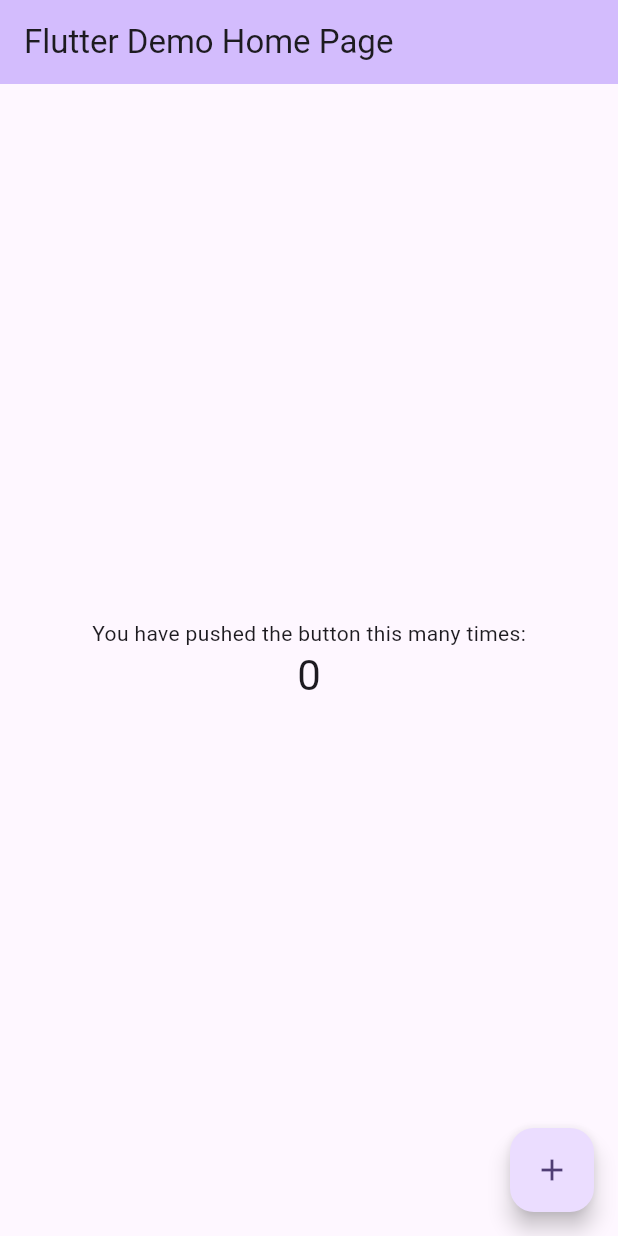
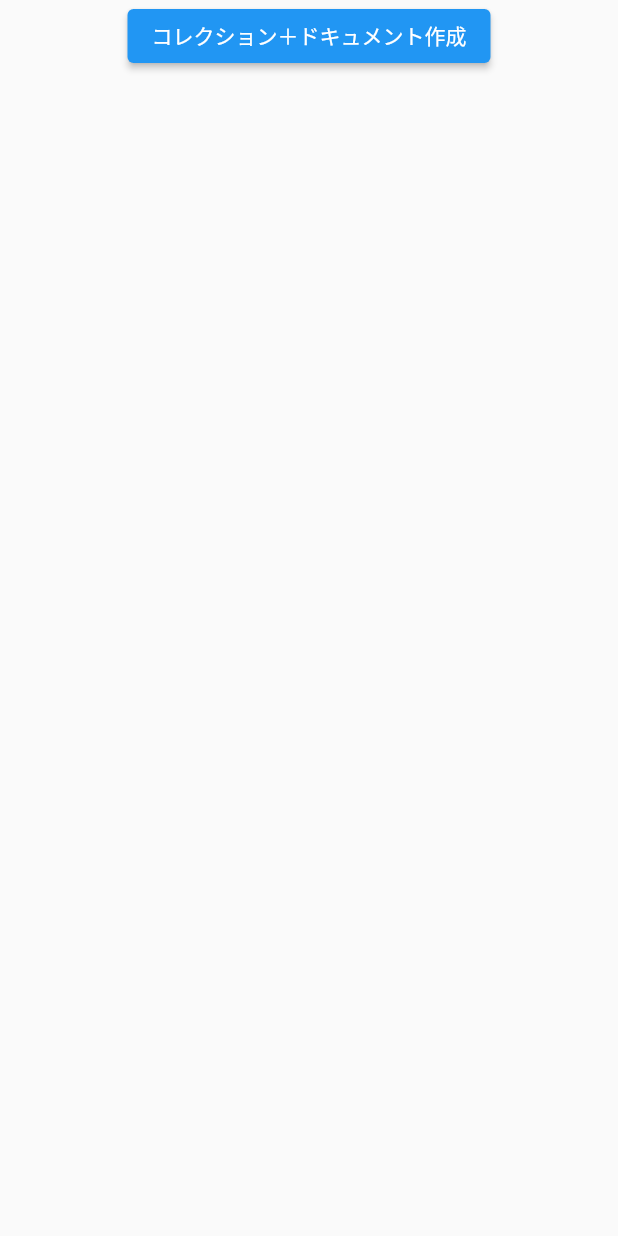
Before and after one commit to Aodai3120004/flutter11, a Flutter app: the screen it shows after launch, on a phone screen of 412 x 824 dp. Run offline on Flutter 3.47's test engine with Material 2 defaults, Android fonts, the phone set to English and light mode, and no system bars; our stand-ins replace cloud_firestore, firebase_core; accounts and stored records are empty; statements that could not run were skipped.

Commit message:
二度目のコミット（サンプルコード）

```diff
--- a/lib/main.dart
+++ b/lib/main.dart
@@ -1,125 +1,63 @@
+import 'package:cloud_firestore/cloud_firestore.dart';
+import 'package:firebase_core/firebase_core.dart';
 import 'package:flutter/material.dart';
+import 'config/key.dart';
 
-void main() {
-  runApp(const MyApp());
+Future<void> main() async {
+  WidgetsFlutterBinding.ensureInitialized();
+  await Firebase.initializeApp(
+    options: FirebaseOptions(
+      apiKey: fb_apiKey,
+      authDomain: fb_authDomain,
+      projectId: fb_projectId,
+      storageBucket: fb_storageBucket,
+      messagingSenderId: fb_messagingSenderId,
+      appId: fb_appId,
+    ),
+  );
+  runApp(MyApp());
 }
 
 class MyApp extends StatelessWidget {
-  const MyApp({super.key});
-
-  // This widget is the root of your application.
   @override
   Widget build(BuildContext context) {
     return MaterialApp(
+      debugShowCheckedModeBanner: false,
       title: 'Flutter Demo',
       theme: ThemeData(
-        // This is the theme of your application.
-        //
-        // TRY THIS: Try running your application with "flutter run". You'll see
-        // the application has a blue toolbar. Then, without quitting the app,
-        // try changing the seedColor in the colorScheme below to Colors.green
-        // and then invoke "hot reload" (save your changes or press the "hot
-        // reload" button in a Flutter-supported IDE, or press "r" if you used
-        // the command line to start the app).
-        //
-        // Notice that the counter didn't reset back to zero; the application
-        // state is not lost during the reload. To reset the state, use hot
-        // restart instead.
-        //
-        // This works for code too, not just values: Most code changes can be
-        // tested with just a hot reload.
-        colorScheme: ColorScheme.fromSeed(seedColor: Colors.deepPurple),
-        useMaterial3: true,
+        primarySwatch: Colors.blue,
+        visualDensity: VisualDensity.adaptivePlatformDensity,
       ),
-      home: const MyHomePage(title: 'Flutter Demo Home Page'),
+      home: MyFirestorePage(),
     );
   }
 }
 
-class MyHomePage extends StatefulWidget {
-  const MyHomePage({super.key, required this.title});
-
-  // This widget is the home page of your application. It is stateful, meaning
-  // that it has a State object (defined below) that contains fields that affect
-  // how it looks.
-
-  // This class is the configuration for the state. It holds the values (in this
-  // case the title) provided by the parent (in this case the App widget) and
-  // used by the build method of the State. Fields in a Widget subclass are
-  // always marked "final".
-
-  final String title;
-
+class MyFirestorePage extends StatefulWidget {
   @override
-  State<MyHomePage> createState() => _MyHomePageState();
+  _MyFirestorePageState createState() => _MyFirestorePageState();
 }
 
-class _MyHomePageState extends State<MyHomePage> {
-  int _counter = 0;
-
-  void _incrementCounter() {
-    setState(() {
-      // This call to setState tells the Flutter framework that something has
-      // changed in this State, which causes it to rerun the build method below
-      // so that the display can reflect the updated values. If we changed
-      // _counter without calling setState(), then the build method would not be
-      // called again, and so nothing would appear to happen.
-      _counter++;
-    });
-  }
-
+class _MyFirestorePageState extends State<MyFirestorePage> {
   @override
   Widget build(BuildContext context) {
-    // This method is rerun every time setState is called, for instance as done
-    // by the _incrementCounter method above.
-    //
-    // The Flutter framework has been optimized to make rerunning build methods
-    // fast, so that you can just rebuild anything that needs updating rather
-    // than having to individually change instances of widgets.
     return Scaffold(
-      appBar: AppBar(
-        // TRY THIS: Try changing the color here to a specific color (to
-        // Colors.amber, perhaps?) and trigger a hot reload to see the AppBar
-        // change color while the other colors stay the same.
-        backgroundColor: Theme.of(context).colorScheme.inversePrimary,
-        // Here we take the value from the MyHomePage object that was created by
-        // the App.build method, and use it to set our appbar title.
-        title: Text(widget.title),
-      ),
       body: Center(
-        // Center is a layout widget. It takes a single child and positions it
-        // in the middle of the parent.
         child: Column(
-          // Column is also a layout widget. It takes a list of children and
-          // arranges them vertically. By default, it sizes itself to fit its
-          // children horizontally, and tries to be as tall as its parent.
-          //
-          // Column has various properties to control how it sizes itself and
-          // how it positions its children. Here we use mainAxisAlignment to
-          // center the children vertically; the main axis here is the vertical
-          // axis because Columns are vertical (the cross axis would be
-          // horizontal).
-          //
-          // TRY THIS: Invoke "debug painting" (choose the "Toggle Debug Paint"
-          // action in the IDE, or press "p" in the console), to see the
-          // wireframe for each widget.
-          mainAxisAlignment: MainAxisAlignment.center,
           children: <Widget>[
-            const Text(
-              'You have pushed the button this many times:',
-            ),
-            Text(
-              '$_counter',
-              style: Theme.of(context).textTheme.headlineMedium,
+            ElevatedButton(
+              child: Text('コレクション＋ドキュメント作成'),
+              onPressed: () async {
+                // ドキュメント作成
+                await FirebaseFirestore.instance
+                    .collection('users') // コレクションID
+                    .doc('id_abc') // ドキュメントID
+                    .set({'name': '鈴木', 'age': 40}); // データ
+              },
             ),
           ],
         ),
       ),
-      floatingActionButton: FloatingActionButton(
-        onPressed: _incrementCounter,
-        tooltip: 'Increment',
-        child: const Icon(Icons.add),
-      ), // This trailing comma makes auto-formatting nicer for build methods.
     );
   }
 }
--- a/pubspec.yaml
+++ b/pubspec.yaml
@@ -29,8 +29,11 @@ environment:
 # versions available, run `flutter pub outdated`.
 dependencies:
   flutter:
+
     sdk: flutter
-
+  firebase_core: ^2.14.0
+  firebase_auth: ^4.6.3
+  cloud_firestore: ^4.8.2
 
   # The following adds the Cupertino Icons font to your application.
   # Use with the CupertinoIcons class for iOS style icons.
```
Also changed, not shown: pubspec.lock, 4 other files.
